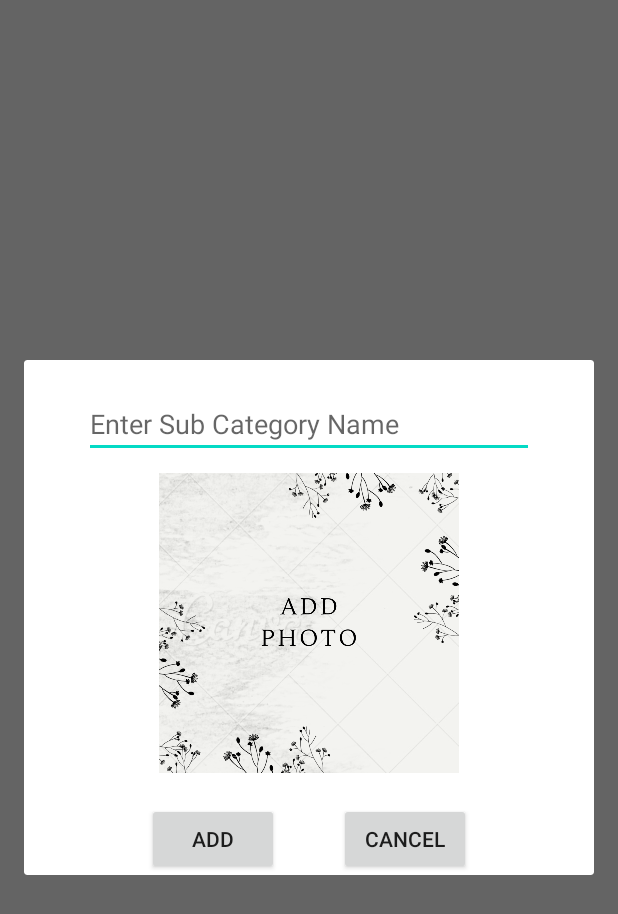
After one commit to larkentech/IMMC2_Admin, an Android app: the fragment SubCategoryFragment shown on its own in the app's theme, on a phone screen of 412 x 824 dp. The commit adds this screen. Shown: the top 914 px of the screen. Run offline under Robolectric (Android 15) with nearby library versions, the phone set to English and light mode, and no system bars; our stand-ins replace Firebase (no records; nobody signed in at launch, a user with empty details on screens opened directly); libraries missing offline, so code that uses them is left out: es.dmoral.toasty; pictures from the network do not load; 1 statement that could not run was skipped.

Commit message:
added sub category fragment

```diff
--- a/app/src/main/java/com/larkentech/immc2_admin/EditAdapter.java
+++ b/app/src/main/java/com/larkentech/immc2_admin/EditAdapter.java
@@ -28,6 +28,7 @@ public class EditAdapter extends ArrayAdapter<BookModal> {
     Context context;
     Activity activity;
     EditAlertFragment alertDialog;
+
 
 
     public EditAdapter(@NonNull Context context, int resource, @NonNull List<BookModal> objects, List<String> bookId, Activity activity) {
@@ -89,6 +90,7 @@ public class EditAdapter extends ArrayAdapter<BookModal> {
                 args.putString("BookPrice200Pages",bookModal.getBookPrice200Pages());
                 args.putString("BookPrice240Pages",bookModal.getBookPrice240Pages());
                 args.putString("BookDesc", bookModal.getBookDesc());
+                args.putString("BookID",bookModal.getBookID());
                 args.putString("BookCategory", bookModal.getBookCategory());
                 args.putString("BookSubCategory", bookModal.getBookSubCategory());
 
--- a/app/src/main/java/com/larkentech/immc2_admin/EditBookFragment.java
+++ b/app/src/main/java/com/larkentech/immc2_admin/EditBookFragment.java
@@ -114,7 +114,7 @@ public class EditBookFragment extends Fragment {
 
                 String sp1= String.valueOf(s1.getSelectedItem());
 
-                Query query2 = firebaseDatabase1.child("BookDetails").child(sp1);
+                Query query2 = firebaseDatabase1.child("CategoryImages").child(sp1);
                 query2.addValueEventListener(new ValueEventListener() {
                     @Override
                     public void onDataChange(@NonNull DataSnapshot dataSnapshot) {
--- /dev/null
+++ b/app/src/main/java/com/larkentech/immc2_admin/SubCategoryFragment.java
@@ -0,0 +1,187 @@
+package com.larkentech.immc2_admin;
+
+import android.app.Dialog;
+import android.content.ContentResolver;
+import android.content.Intent;
+import android.net.Uri;
+import android.os.Bundle;
+
+import androidx.annotation.NonNull;
+import androidx.annotation.Nullable;
+import androidx.fragment.app.DialogFragment;
+import androidx.fragment.app.Fragment;
+
+import android.view.LayoutInflater;
+import android.view.View;
+import android.view.ViewGroup;
+import android.webkit.MimeTypeMap;
+import android.widget.Button;
+import android.widget.EditText;
+import android.widget.ImageView;
+import android.widget.Toast;
+
+import com.google.android.gms.tasks.OnFailureListener;
+import com.google.android.gms.tasks.OnSuccessListener;
+import com.google.android.gms.tasks.Task;
+import com.google.firebase.database.DatabaseReference;
+import com.google.firebase.database.FirebaseDatabase;
+import com.google.firebase.storage.FirebaseStorage;
+import com.google.firebase.storage.StorageReference;
+import com.google.firebase.storage.UploadTask;
+
+import java.util.HashMap;
+
+import es.dmoral.toasty.Toasty;
+
+import static android.app.Activity.RESULT_OK;
+
+
+/**
+ * A simple {@link Fragment} subclass.
+ */
+public class SubCategoryFragment extends DialogFragment {
+
+    EditText addNewSubCategory;
+    ImageView subCategoryImage;
+    Button addSubCategoryBtn;
+    Button cancelSubCategoryBtn;
+
+    String addNewSubCategoryStr;
+    String imageUrl;
+
+    Uri imageUri;
+    StorageReference mStorageRef;
+
+    HashMap<String, Object> addImagesMap = new HashMap<>();
+
+    FirebaseDatabase firebaseDatabase;
+    DatabaseReference databaseReference=firebaseDatabase.getInstance().getReference().child("CategoryImages");
+
+    public String bookCategoryID;
+
+    public static final int IMAGE_CODE=1;
+
+    public SubCategoryFragment() {
+        // Required empty public constructor
+    }
+
+    @NonNull
+    @Override
+    public Dialog onCreateDialog(@Nullable Bundle savedInstanceState) {
+        return super.onCreateDialog(savedInstanceState);
+    }
+
+
+    @Override
+    public View onCreateView(LayoutInflater inflater, ViewGroup container,
+                             Bundle savedInstanceState) {
+        // Inflate the layout for this fragment
+
+        bookCategoryID = getArguments().getString("BookCategory");
+        return inflater.inflate(R.layout.fragment_sub_category, container, false);
+    }
+
+    @Override
+    public void onViewCreated(@NonNull View view, @Nullable Bundle savedInstanceState) {
+        super.onViewCreated(view, savedInstanceState);
+
+        mStorageRef = FirebaseStorage.getInstance().getReference("New Books");
+
+        addNewSubCategory = (EditText) view.findViewById(R.id.addNewSubCategory);
+        subCategoryImage = (ImageView) view.findViewById(R.id.subCategoryImage);
+        addSubCategoryBtn = (Button) view.findViewById(R.id.addSubCategoryBtn);
+        cancelSubCategoryBtn = (Button) view.findViewById(R.id.cancelSubCategoryBtn);
+
+        subCategoryImage.setOnClickListener(new View.OnClickListener() {
+            @Override
+            public void onClick(View v) {
+                openSelectImage();
+            }
+        });
+
+        addNewSubCategory.setOnClickListener(new View.OnClickListener() {
+            @Override
+            public void onClick(View v) {
+                addNewSubCategoryStr = addNewSubCategory.getText().toString();
+
+                addImagesMap.put(addNewSubCategoryStr,imageUrl);
+                databaseReference.child(bookCategoryID).setValue(addImagesMap);
+                Toasty.success(getContext(),"Sub Category added Successfully").show();
+                getDialog().dismiss();
+
+            }
+        });
+
+
+        cancelSubCategoryBtn.setOnClickListener(new View.OnClickListener() {
+            @Override
+            public void onClick(View v) {
+                getDialog().dismiss();
+            }
+        });
+
+    }
+
+    @Override
+    public void onResume() {
+        super.onResume();
+        ViewGroup.LayoutParams params = getDialog().getWindow().getAttributes();
+        params.width = ViewGroup.LayoutParams.MATCH_PARENT;
+        getDialog().getWindow().setAttributes((android.view.WindowManager.LayoutParams) params);
+
+    }
+
+    private String getExtension(Uri uri)
+    {
+
+        ContentResolver contentResolver = getContext().getContentResolver();
+        MimeTypeMap mimeTypeMap = MimeTypeMap.getSingleton();
+        return mimeTypeMap.getExtensionFromMimeType(contentResolver.getType(uri));
+    }
+
+    public void openSelectImage(){
+        Intent intent = new Intent();
+        intent.setType("image/*");
+        intent.setAction(Intent.ACTION_GET_CONTENT);
+        startActivityForResult(intent, IMAGE_CODE);
+    }
+
+    @Override
+    public void onActivityResult(int requestCode, int resultCode, @Nullable Intent data) {
+        super.onActivityResult(requestCode, resultCode, data);
+
+        if(requestCode == IMAGE_CODE && requestCode == RESULT_OK && data != null && data.getData() !=null);
+
+        imageUri = data.getData();
+        subCategoryImage.setImageURI(imageUri);
+
+        final StorageReference reference=mStorageRef.child(System.currentTimeMillis()+"."+getExtension(imageUri));
+
+        reference.putFile(imageUri)
+                .addOnSuccessListener(new OnSuccessListener<UploadTask.TaskSnapshot>() {
+                    @Override
+                    public void onSuccess(UploadTask.TaskSnapshot taskSnapshot) {
+                        // Get a URL to the uploaded content
+                        //Uri downloadUrl = taskSnapshot.getDownloadUrl();
+                        reference.getDownloadUrl().addOnSuccessListener(new OnSuccessListener<Uri>() {
+                            @Override
+                            public void onSuccess(Uri uri) {
+                                imageUrl = uri.toString();
+
+                            }
+                        });
+
+                        Toasty.success(getContext(),"Image Uploaded Successfully").show();
+                    }
+                })
+                .addOnFailureListener(new OnFailureListener() {
+                    @Override
+                    public void onFailure(@NonNull Exception exception) {
+                        // Handle unsuccessful uploads
+                        // ...
+                    }
+                });
+    }
+
+
+}
--- /dev/null
+++ b/app/src/main/res/layout/fragment_sub_category.xml
@@ -0,0 +1,54 @@
+<?xml version="1.0" encoding="utf-8"?>
+<FrameLayout xmlns:android="http://schemas.android.com/apk/res/android"
+    xmlns:tools="http://schemas.android.com/tools"
+    android:layout_width="match_parent"
+    android:layout_height="match_parent"
+    tools:context=".SubCategoryFragment">
+
+    <LinearLayout
+        xmlns:android="http://schemas.android.com/apk/res/android"
+        android:layout_width="match_parent"
+        android:layout_height="match_parent"
+        android:orientation="vertical">
+
+        <EditText
+            android:layout_marginStart="40dp"
+            android:id="@+id/addNewSubCategory"
+            android:layout_marginTop="20dp"
+            android:layout_width="300dp"
+            android:layout_height="wrap_content"
+            android:hint="Enter Sub Category Name"/>
+
+        <ImageView
+            android:id="@+id/subCategoryImage"
+            android:layout_marginTop="10dp"
+            android:layout_gravity="center"
+            android:layout_width="200dp"
+            android:layout_height="200dp"
+            android:src="@drawable/add_photo"/>
+
+        <LinearLayout
+            android:layout_marginTop="20dp"
+            android:gravity="center"
+            android:layout_width="match_parent"
+            android:layout_height="wrap_content"
+            android:orientation="horizontal">
+
+            <Button
+                android:id="@+id/addSubCategoryBtn"
+                android:layout_width="wrap_content"
+                android:layout_height="wrap_content"
+                android:text="Add"/>
+
+            <Button
+                android:layout_marginStart="40dp"
+                android:id="@+id/cancelSubCategoryBtn"
+                android:layout_width="wrap_content"
+                android:layout_height="wrap_content"
+                android:text="Cancel"/>
+
+        </LinearLayout>
+
+    </LinearLayout>
+
+</FrameLayout>
```
Also changed, not shown: app/src/main/java/com/larkentech/immc2_admin/AddBookFragment.java (+6 -3 lines), app/src/main/java/com/larkentech/immc2_admin/EditAlertFragment.java (+32 -15 lines).
